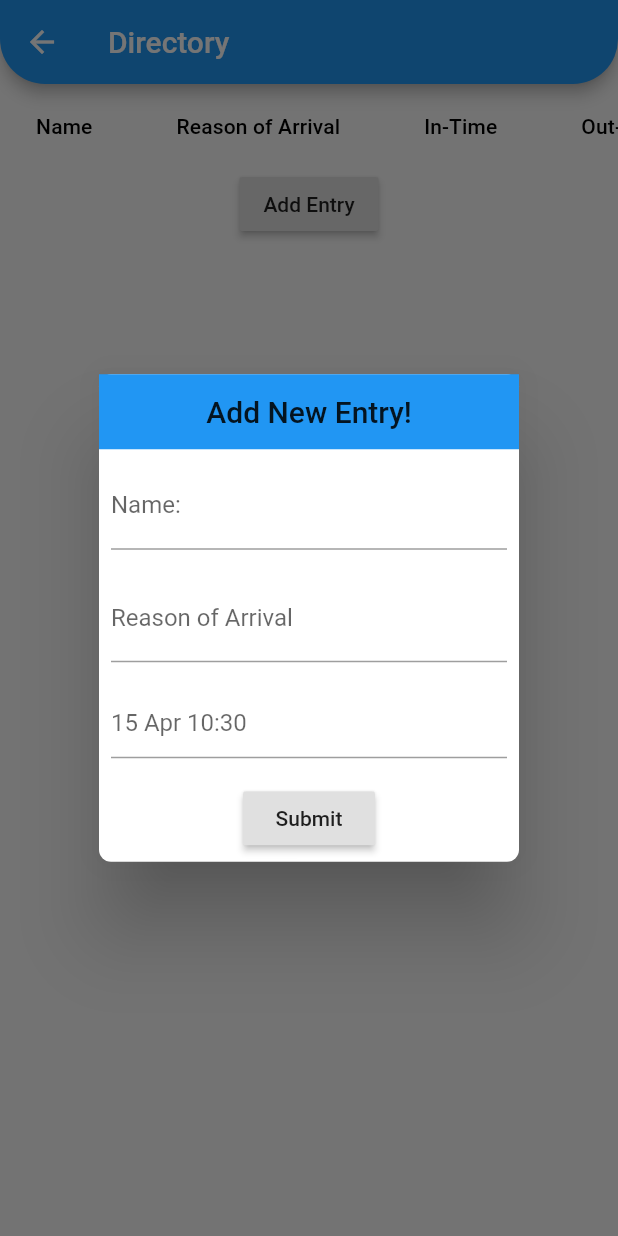
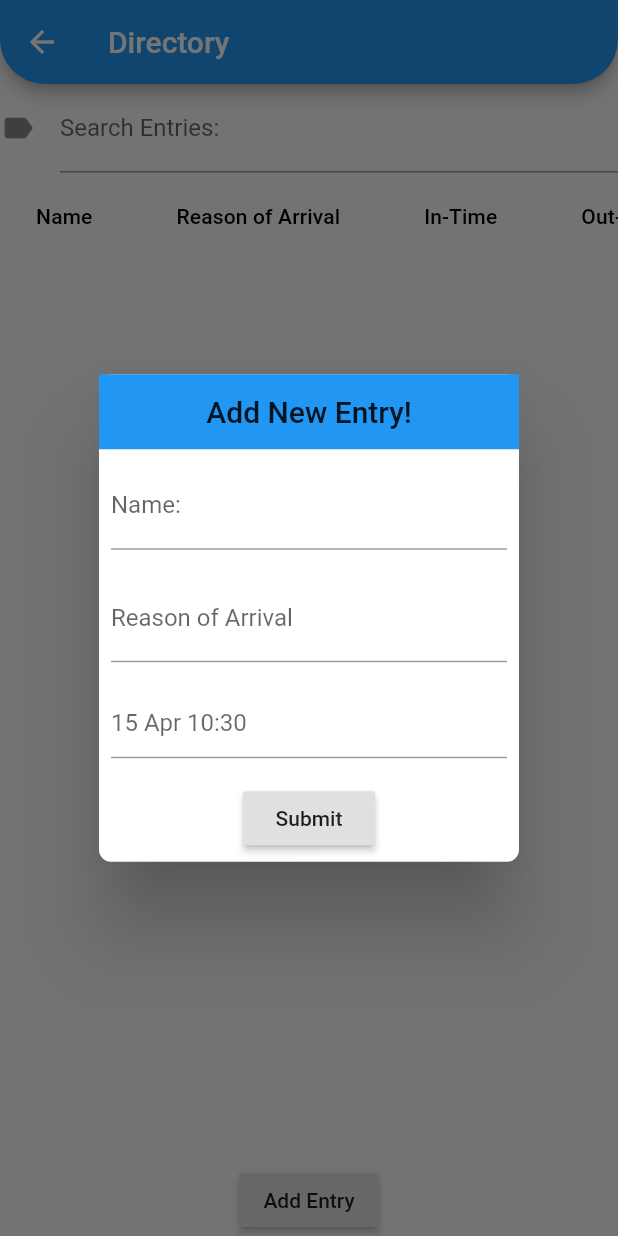
Before and after one commit to TheCoolNerd27/Flutter-Help4Real, a Flutter app: the Entries screen opened by its route, after a tap on "Add Entry", on a phone screen of 412 x 824 dp. Run offline on Flutter 3.47's test engine with Material 2 defaults, Android fonts, the phone set to English and light mode, and no system bars; our stand-ins replace cloud_firestore, firebase_auth, firebase_storage, flare_flutter, get_it, google_sign_in and 2 more; missing offline and left inert: flare_dart; accounts and stored records are empty.

Commit message:
Added Search field in directory page

```diff
--- a/lib/Entries.dart
+++ b/lib/Entries.dart
@@ -14,8 +14,8 @@ class Entries extends StatefulWidget {
 class _EntriesState extends State<Entries> {
   final _formKey = GlobalKey<FormState>();
   String name, reason, inTime;
-
-  bool isLoaded = false;
+  bool isLoaded = false,search=false;
+  String tagF;
 
   Future<Widget> entryForm(BuildContext context) {
     return showDialog(
@@ -172,13 +172,33 @@ class _EntriesState extends State<Entries> {
           ),
         ),
       ),
-      body: Column(
+      body: Stack(
         children: <Widget>[
-          StreamBuilder(
-            stream: Firestore.instance
+          TextField(
+            decoration: InputDecoration(
+                labelText: 'Search Entries:', icon: Icon(Icons.label),
+                hintText: "(Case Sensitive)"
+
+            ),
+
+            onSubmitted: (value) {
+              setState(() {
+                tagF = value;
+                search=true;
+              });
+            },
+          ),
+
+          Container(
+            margin: EdgeInsets.only(top:60.0,bottom: 55.0),
+            child: SingleChildScrollView(
+              child: StreamBuilder(
+                stream: (search?Firestore.instance
+                    .collection("Entries").where("Name",isGreaterThanOrEqualTo: tagF)
+                    .snapshots():Firestore.instance
                     .collection("Entries")
                     .orderBy("In-Time", descending: true)
-                .snapshots(),
+                    .snapshots()),
                 builder: (context, snapshot) {
                   if (!snapshot.hasData) {
                     return Center(
@@ -215,7 +235,11 @@ class _EntriesState extends State<Entries> {
                   }
                 },
               ),
-          RaisedButton(
+            ),
+          ),
+          Align(
+            alignment: FractionalOffset.bottomCenter,
+            child: RaisedButton(
                 child:Text("Add Entry"),
                 onPressed:()=> showDialog(
                 context: context,
@@ -312,7 +336,8 @@ class _EntriesState extends State<Entries> {
                       ),
                     ),
                   );
-              }))
+                })),
+          )
         ],
       ),
     );
```
Lines whose indentation alone changed are shown as unchanged.
